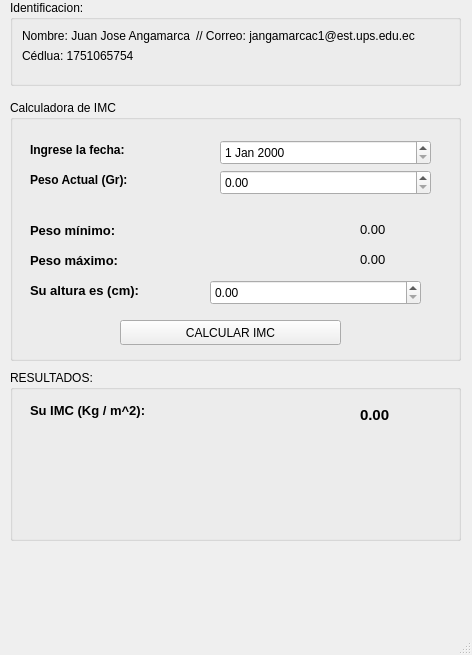
This is calculadoraimc.ui in JuanJoseAnga/P59-Examen-2do-Parcial as Qt 5 draws it before an edit. The edited form follows.
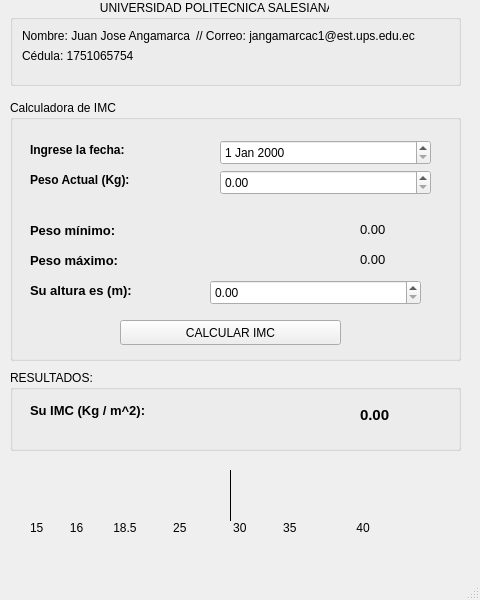
This is the edited form. Icons and pictures are not drawn.

The edit to the form file:
```diff
--- a/calculadoraimc.ui
+++ b/calculadoraimc.ui
@@ -6,10 +6,16 @@
    <rect>
     <x>0</x>
     <y>0</y>
-    <width>472</width>
-    <height>655</height>
+    <width>480</width>
+    <height>600</height>
    </rect>
   </property>
+  <property name="minimumSize">
+   <size>
+    <width>480</width>
+    <height>600</height>
+   </size>
+  </property>
   <property name="windowTitle">
    <string>CalculadoraImc</string>
   </property>
@@ -27,7 +33,7 @@
      <string notr="true"/>
     </property>
     <property name="title">
-     <string>Identificacion:</string>
+     <string>                           UNIVERSIDAD POLITECNICA SALESIANA</string>
     </property>
     <layout class="QFormLayout" name="formLayout">
      <item row="0" column="0">
@@ -47,7 +53,7 @@
      <item row="1" column="0">
       <widget class="QLabel" name="label_2">
        <property name="text">
-        <string>Cédlua: 1751065754</string>
+        <string>Cédula: 1751065754</string>
        </property>
       </widget>
      </item>
@@ -78,7 +84,7 @@
       </rect>
      </property>
      <property name="text">
-      <string>&lt;html&gt;&lt;head/&gt;&lt;body&gt;&lt;p&gt;&lt;span style=&quot; font-size:9pt; font-weight:600;&quot;&gt;Peso Actual (Gr): &lt;/span&gt;&lt;/p&gt;&lt;/body&gt;&lt;/html&gt;</string>
+      <string>&lt;html&gt;&lt;head/&gt;&lt;body&gt;&lt;p&gt;&lt;span style=&quot; font-size:9pt; font-weight:600;&quot;&gt;Peso Actual (Kg): &lt;/span&gt;&lt;/p&gt;&lt;/body&gt;&lt;/html&gt;</string>
      </property>
     </widget>
     <widget class="QLabel" name="label_5">
@@ -185,7 +191,7 @@
        </rect>
       </property>
       <property name="text">
-       <string>&lt;html&gt;&lt;head/&gt;&lt;body&gt;&lt;p&gt;&lt;span style=&quot; font-size:10pt; font-weight:600;&quot;&gt;Su altura es (cm):&lt;/span&gt;&lt;/p&gt;&lt;/body&gt;&lt;/html&gt;</string>
+       <string>&lt;html&gt;&lt;head/&gt;&lt;body&gt;&lt;p&gt;&lt;span style=&quot; font-size:10pt; font-weight:600;&quot;&gt;Su altura es (m):&lt;/span&gt;&lt;/p&gt;&lt;/body&gt;&lt;/html&gt;</string>
       </property>
      </widget>
      <widget class="QPushButton" name="pushButton">
@@ -238,7 +244,7 @@
       <x>10</x>
       <y>370</y>
       <width>451</width>
-      <height>171</height>
+      <height>81</height>
      </rect>
     </property>
     <property name="styleSheet">
@@ -281,6 +287,60 @@
      </property>
     </widget>
    </widget>
+   <widget class="Line" name="line">
+    <property name="geometry">
+     <rect>
+      <x>220</x>
+      <y>470</y>
+      <width>21</width>
+      <height>51</height>
+     </rect>
+    </property>
+    <property name="font">
+     <font>
+      <weight>75</weight>
+      <bold>true</bold>
+     </font>
+    </property>
+    <property name="frameShadow">
+     <enum>QFrame::Plain</enum>
+    </property>
+    <property name="orientation">
+     <enum>Qt::Vertical</enum>
+    </property>
+   </widget>
+   <widget class="QLabel" name="label_9">
+    <property name="geometry">
+     <rect>
+      <x>40</x>
+      <y>470</y>
+      <width>381</width>
+      <height>51</height>
+     </rect>
+    </property>
+    <property name="text">
+     <string>&lt;html&gt;&lt;head/&gt;&lt;body&gt;&lt;p&gt;&lt;img src=&quot;:/new/prefix1/paletass&quot;/&gt;&lt;/p&gt;&lt;/body&gt;&lt;/html&gt;</string>
+    </property>
+   </widget>
+   <widget class="QLabel" name="label_10">
+    <property name="geometry">
+     <rect>
+      <x>30</x>
+      <y>520</y>
+      <width>411</width>
+      <height>16</height>
+     </rect>
+    </property>
+    <property name="text">
+     <string>15        16         18.5           25              30           35                  40</string>
+    </property>
+   </widget>
+   <zorder>label_9</zorder>
+   <zorder>groupBox</zorder>
+   <zorder>groupBox_2</zorder>
+   <zorder>groupBox_3</zorder>
+   <zorder>line</zorder>
+   <zorder>label_10</zorder>
   </widget>
   <widget class="QStatusBar" name="statusbar"/>
   <action name="actionProde_no_me_deje_de_semestre">
```
Left out of the diff: 8 changed lines with no effect on the pictures.
